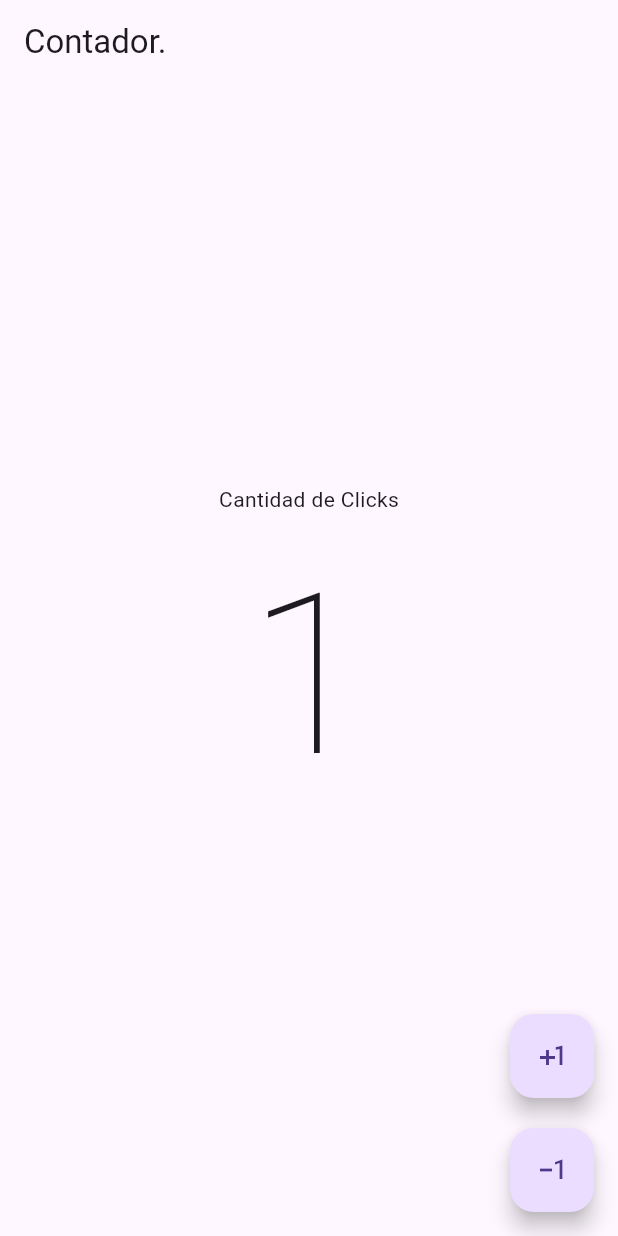
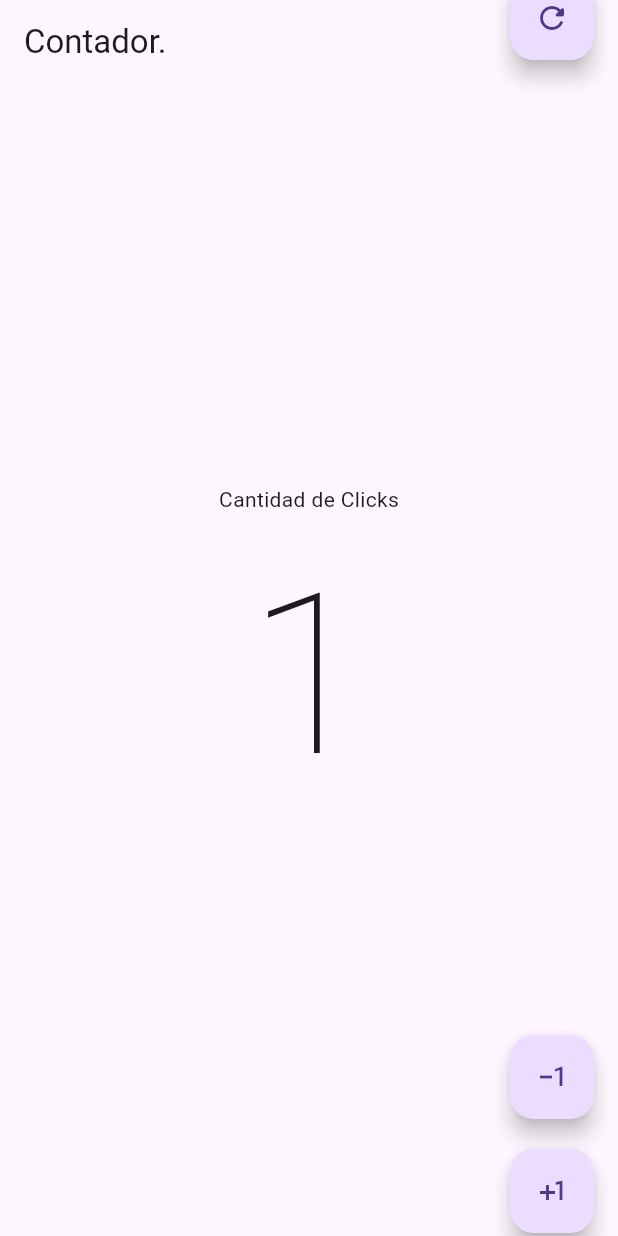
Before and after one commit to windows4free/proyecto-flutter, a Flutter app: the screen it shows after launch, after a tap on the "plus one" icon, on a phone screen of 412 x 824 dp. Run offline on Flutter 3.47's test engine with Material 3 defaults, Android fonts, the phone set to English and light mode, and no system bars.

Commit message:
Se añadió el botón de refrescar

```diff
--- a/lib/pantallas/contador.dart
+++ b/lib/pantallas/contador.dart
@@ -33,14 +33,12 @@ class _contadorState extends State<contador> {
         children: [
           FloatingActionButton(
             onPressed: () {
-              clickcontador++;
+              clickcontador = 0;
               setState(() {});
             },
-            child: Icon(Icons.plus_one),
+            child: Icon(Icons.refresh_rounded),
           ),
-          SizedBox(
-            height: 20,
-          ), //el sizedbox se utilizo para que hay aun espacio entre los 2 botones
+          SizedBox(height: 650),
           FloatingActionButton(
             onPressed: () {
               if (clickcontador == 0) return;
@@ -49,6 +47,16 @@ class _contadorState extends State<contador> {
             },
             child: Icon(Icons.exposure_minus_1),
           ),
+          SizedBox(
+            height: 20,
+          ), //el sizedbox se utilizo para que hay aun espacio entre los 2 botones
+          FloatingActionButton(
+            onPressed: () {
+              clickcontador++;
+              setState(() {});
+            },
+            child: Icon(Icons.plus_one),
+          ),
         ],
       ),
     );
```
